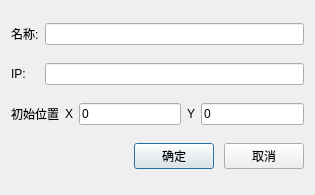
gessd/UAVManage, file UAVManage/adddevicedialog.ui: the form before one commit.
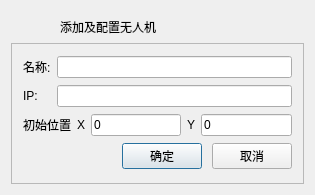
The form after the commit. Icons and pictures are not drawn.

Patch:
```diff
--- a/UAVManage/adddevicedialog.ui
+++ b/UAVManage/adddevicedialog.ui
@@ -13,27 +13,22 @@
   <property name="windowTitle">
    <string>AddDeviceDialog</string>
   </property>
+  <property name="styleSheet">
+   <string notr="true"/>
+  </property>
   <layout class="QGridLayout" name="gridLayout">
-   <item row="0" column="0">
-    <widget class="QLabel" name="label">
-     <property name="text">
-      <string>名称:</string>
-     </property>
-    </widget>
-   </item>
-   <item row="0" column="1">
-    <widget class="QLineEdit" name="lineEditName"/>
-   </item>
+   <property name="spacing">
+    <number>0</number>
+   </property>
    <item row="1" column="0">
-    <widget class="QLabel" name="label_2">
-     <property name="text">
-      <string>IP:</string>
+    <widget class="QFrame" name="frameMain">
+     <property name="frameShape">
+      <enum>QFrame::StyledPanel</enum>
      </property>
-    </widget>
-   </item>
-   <item row="1" column="1">
-    <widget class="QLineEdit" name="lineEditIP"/>
-   </item>
+     <property name="frameShadow">
+      <enum>QFrame::Raised</enum>
+     </property>
+     <layout class="QGridLayout" name="gridLayout">
    <item row="2" column="0" colspan="2">
     <layout class="QHBoxLayout" name="horizontalLayout_2">
      <item>
@@ -73,6 +68,16 @@
      </item>
     </layout>
    </item>
+      <item row="0" column="1">
+       <widget class="QLineEdit" name="lineEditName"/>
+      </item>
+      <item row="1" column="0">
+       <widget class="QLabel" name="label_2">
+        <property name="text">
+         <string>IP:</string>
+        </property>
+       </widget>
+      </item>
    <item row="3" column="0" colspan="2">
     <layout class="QHBoxLayout" name="horizontalLayout">
      <property name="spacing">
@@ -119,6 +124,72 @@
      </item>
     </layout>
    </item>
+      <item row="1" column="1">
+       <widget class="QLineEdit" name="lineEditIP"/>
+      </item>
+      <item row="0" column="0">
+       <widget class="QLabel" name="label">
+        <property name="text">
+         <string>名称:</string>
+        </property>
+       </widget>
+      </item>
+     </layout>
+    </widget>
+   </item>
+   <item row="0" column="0">
+    <widget class="QWidget" name="dialogWidgetTitle" native="true">
+     <property name="maximumSize">
+      <size>
+       <width>16777215</width>
+       <height>32</height>
+      </size>
+     </property>
+     <layout class="QHBoxLayout" name="horizontalLayout_3">
+      <property name="topMargin">
+       <number>0</number>
+      </property>
+      <property name="rightMargin">
+       <number>0</number>
+      </property>
+      <property name="bottomMargin">
+       <number>0</number>
+      </property>
+      <item>
+       <widget class="QLabel" name="labelIcon">
+        <property name="maximumSize">
+         <size>
+          <width>32</width>
+          <height>32</height>
+         </size>
+        </property>
+        <property name="text">
+         <string/>
+        </property>
+        <property name="pixmap">
+         <pixmap resource="uavmanage.qrc">:/res/images/prepare.png</pixmap>
+        </property>
+        <property name="scaledContents">
+         <bool>true</bool>
+        </property>
+       </widget>
+      </item>
+      <item>
+       <widget class="QLabel" name="dialogLabelTitle">
+        <property name="maximumSize">
+         <size>
+          <width>16777215</width>
+          <height>32</height>
+         </size>
+        </property>
+        <property name="text">
+         <string>添加及配置无人机</string>
+        </property>
+       </widget>
+      </item>
+     </layout>
+    </widget>
+   </item>
   </layout>
  </widget>
  <layoutdefault spacing="6" margin="11"/>
```
Left out of the diff: 4 changed lines with no effect on the pictures. Lines whose indentation alone changed are shown as unchanged.
